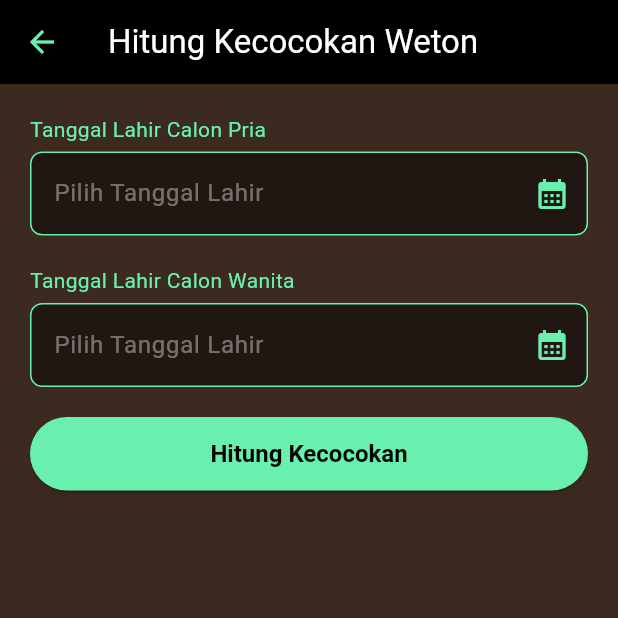
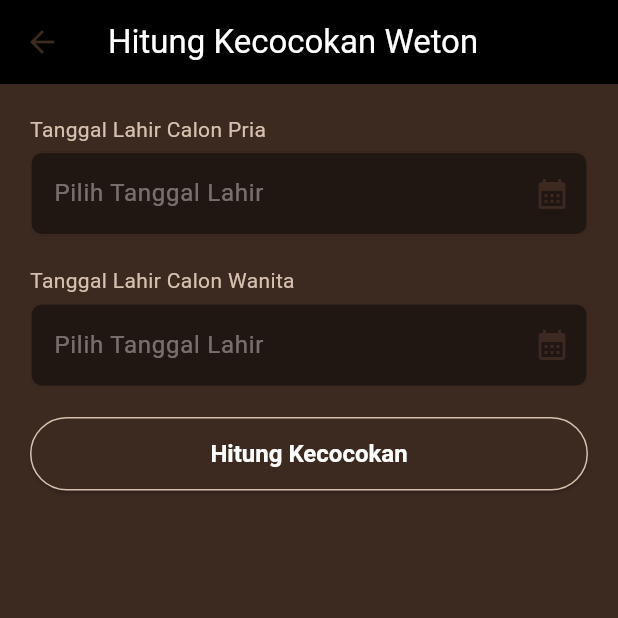
Before and after one commit to farelkurniawan/Tugas-3-Pemrograman-Aplikasi-Mobile, a Flutter app: the HitungWetonScreen screen opened directly, on a phone screen of 412 x 824 dp, the top half of it. Run offline on Flutter 3.47's test engine with Material 3 defaults, Android fonts, the phone set to English and light mode, and no system bars; our stand-ins replace cloud_firestore, firebase_core, google_fonts, shared_preferences; accounts and stored records are empty; Roboto replaces fonts that are missing (Philosopher).

Commit message:
benerin warnna hitungweton

```diff
--- a/aplikasi_persiapan_pernikahan/lib/hitung_weton_screen.dart
+++ b/aplikasi_persiapan_pernikahan/lib/hitung_weton_screen.dart
@@ -1,7 +1,5 @@
 import 'package:flutter/material.dart';
 
-/// Menghitung Weton Jawa dan kecocokan pasangan dari tanggal lahir.
-/// Stateful dipakai karena input dan hasil berubah saat pengguna berinteraksi.
 class HitungWetonScreen extends StatefulWidget {
   const HitungWetonScreen({super.key});
 
@@ -9,50 +7,36 @@ class HitungWetonScreen extends StatefulWidget {
   State<HitungWetonScreen> createState() => _HitungWetonScreenState();
 }
 
-/// Menyimpan input tanggal, neptu, dan hasil perhitungan halaman.
 class _HitungWetonScreenState extends State<HitungWetonScreen> {
-  // Map memudahkan pengambilan nilai neptu berdasarkan nama hari.
   final Map<String, int> nilaiHari = {
     'Senin': 4, 'Selasa': 3, 'Rabu': 7, 'Kamis': 8, 'Jumat': 6, 'Sabtu': 9, 'Minggu': 5
   };
-  // Nilai pasaran dijumlahkan dengan nilai hari untuk menghasilkan neptu.
   final Map<String, int> nilaiPasaran = {
     'Legi': 5, 'Pahing': 9, 'Pon': 7, 'Wage': 4, 'Kliwon': 8
   };
 
-  // Controller menampilkan tanggal yang dipilih dari date picker.
   final TextEditingController tglPriaController = TextEditingController();
   final TextEditingController tglWanitaController = TextEditingController();
 
-  // Menyimpan hasil seperti "Senin Legi"; kosong berarti belum memilih tanggal.
   String wetonPria = '';
   String wetonWanita = '';
-  // Nilai 0 menjadi penanda tanggal pihak tersebut belum dipilih.
   int neptuPria = 0;
   int neptuWanita = 0;
 
-  // Hasil kosong berarti kartu hasil belum ditampilkan.
   String hasilKecocokan = '';
   String deskripsiKecocokan = '';
   int totalNeptu = 0;
 
-  /// Mengubah tanggal Masehi menjadi hari, pasaran, dan neptu.
   void hitungWetonDariTanggal(DateTime date, bool isPria) {
-    // weekday bernilai 1..7, sedangkan indeks List dimulai dari 0.
     List<String> daftarHari = ['Senin', 'Selasa', 'Rabu', 'Kamis', 'Jumat', 'Sabtu', 'Minggu'];
     String hari = daftarHari[date.weekday - 1];
 
-    // UTC mencegah zona waktu perangkat mengubah selisih hari.
     DateTime acuan = DateTime.utc(1970, 1, 1);
     DateTime target = DateTime.utc(date.year, date.month, date.day);
 
-    // Selisih hari menjadi posisi tanggal dalam siklus pasaran.
     int selisihHari = target.difference(acuan).inDays;
-    // Urutan pasaran dimulai dari Wage sebagai indeks 0.
     List<String> daftarPasaran = ['Wage', 'Kliwon', 'Legi', 'Pahing', 'Pon'];
 
-    // % 5 memilih satu dari lima pasaran. Rumus ini juga aman untuk tanggal
-    // sebelum tahun 1970 karena hasil negatif dinormalkan ke indeks 0..4.
     int indeksPasaran = (selisihHari % 5 + 5) % 5;
     String pasaran = daftarPasaran[indeksPasaran];
 
@@ -66,14 +50,11 @@ class _HitungWetonScreenState extends State<HitungWetonScreen> {
         neptuWanita = nilaiHari[hari]! + nilaiPasaran[pasaran]!;
         tglWanitaController.text = "${date.day}/${date.month}/${date.year}";
       }
-      // Hasil lama dihapus agar tidak memakai kombinasi tanggal sebelumnya.
       hasilKecocokan = '';
     });
   }
 
-  /// Memetakan total neptu ke kategori kecocokan Primbon.
   void prosesKecocokan() {
-    // Kedua tanggal wajib dipilih sebelum perhitungan dijalankan.
     if (neptuPria == 0 || neptuWanita == 0) {
       ScaffoldMessenger.of(context).showSnackBar(
         const SnackBar(content: Text('Silakan pilih tanggal lahir kedua belah pihak terlebih dahulu!')),
@@ -83,10 +64,8 @@ class _HitungWetonScreenState extends State<HitungWetonScreen> {
 
     setState(() {
       totalNeptu = neptuPria + neptuWanita;
-      // % 8 menghasilkan sisa 0..7 untuk memilih kategori Primbon.
       int sisa = totalNeptu % 8;
 
-      // Setiap sisa memiliki nama dan deskripsi kecocokan.
       switch (sisa) {
         case 1:
           hasilKecocokan = "Pegat";
@@ -124,14 +103,12 @@ class _HitungWetonScreenState extends State<HitungWetonScreen> {
     });
   }
 
-  /// Membuat input tanggal yang sama untuk pria dan wanita.
   Widget buildDateInput(String label, TextEditingController controller, String infoWeton, bool isPria) {
     return Column(
       crossAxisAlignment: CrossAxisAlignment.start,
       children: [
-        Text(label, style: const TextStyle(color: Colors.greenAccent, fontSize: 14)),
+        Text(label, style: const TextStyle(color: Color(0xFFD7C0AE), fontSize: 14)),
         const SizedBox(height: 5),
-        // readOnly membuat tanggal hanya dipilih melalui date picker.
         TextField(
           controller: controller,
           readOnly: true,
@@ -141,23 +118,21 @@ class _HitungWetonScreenState extends State<HitungWetonScreen> {
             hintStyle: const TextStyle(color: Colors.white38),
             filled: true,
             fillColor: Colors.black45,
-            suffixIcon: const Icon(Icons.calendar_month, color: Colors.greenAccent),
-            enabledBorder: OutlineInputBorder(borderRadius: BorderRadius.circular(8), borderSide: const BorderSide(color: Colors.greenAccent)),
+            suffixIcon: const Icon(Icons.calendar_month, color: Color(0xFF3C2A21)),
+            enabledBorder: OutlineInputBorder(borderRadius: BorderRadius.circular(8), borderSide: const BorderSide(color: Color(0xFF3C2A21))),
             focusedBorder: OutlineInputBorder(borderRadius: BorderRadius.circular(8), borderSide: const BorderSide(color: Colors.white)),
           ),
           onTap: () async {
             DateTime? pickedDate = await showDatePicker(
               context: context,
-              initialDate: DateTime(2000), // Asumsi tahun lahir default
-              // Batas ini mencegah tanggal lahir di masa depan.
+              initialDate: DateTime(2000),
               firstDate: DateTime(1950),
-              lastDate: DateTime.now(), // Tidak boleh lahir di masa depan
+              lastDate: DateTime.now(),
               builder: (context, child) {
-                // Tema picker mengikuti warna halaman.
                 return Theme(
                   data: Theme.of(context).copyWith(
                     colorScheme: const ColorScheme.dark(
-                      primary: Colors.greenAccent, onPrimary: Colors.black, onSurface: Colors.white, surface: Color(0xFF3C2A21),
+                      primary: Color(0xFF3C2A21), onPrimary: Colors.white, onSurface: Colors.white, surface: Color(0xFF1E1511),
                     ),
                   ),
                   child: child!,
@@ -184,14 +159,12 @@ class _HitungWetonScreenState extends State<HitungWetonScreen> {
   @override
   Widget build(BuildContext context) {
     return Scaffold(
-      // Cokelat gelap menjadi latar konsisten dengan halaman aplikasi lain.
       backgroundColor: const Color(0xFF3C2A21),
       appBar: AppBar(
         title: const Text('Hitung Kecocokan Weton', style: TextStyle(color: Colors.white)),
         backgroundColor: Colors.black,
-        iconTheme: const IconThemeData(color: Colors.greenAccent),
+        iconTheme: const IconThemeData(color: Color(0xFF3C2A21)),
       ),
-      // ScrollView mencegah overflow pada layar kecil atau saat keyboard muncul.
       body: SingleChildScrollView(
         padding: const EdgeInsets.all(20.0),
         child: Column(
@@ -199,28 +172,25 @@ class _HitungWetonScreenState extends State<HitungWetonScreen> {
           children: [
             buildDateInput('Tanggal Lahir Calon Pria', tglPriaController, wetonPria, true),
             buildDateInput('Tanggal Lahir Calon Wanita', tglWanitaController, wetonWanita, false),
-
-            // Tombol menjalankan proses kecocokan setelah dua tanggal dipilih.
             ElevatedButton(
               style: ElevatedButton.styleFrom(
-                backgroundColor: Colors.greenAccent,
-                foregroundColor: Colors.black,
+                backgroundColor: const Color(0xFF3C2A21),
+                foregroundColor: Colors.white,
                 padding: const EdgeInsets.symmetric(vertical: 15),
                 textStyle: const TextStyle(fontSize: 16, fontWeight: FontWeight.bold),
+                side: const BorderSide(color: Color(0xFFD7C0AE), width: 1),
               ),
               onPressed: prosesKecocokan,
               child: const Text('Hitung Kecocokan'),
             ),
             const SizedBox(height: 30),
-
-            // Kartu hasil hanya muncul setelah perhitungan berhasil.
             if (hasilKecocokan.isNotEmpty)
               Container(
                 padding: const EdgeInsets.all(20),
                 decoration: BoxDecoration(
                   color: Colors.black45,
                   borderRadius: BorderRadius.circular(12),
-                  border: Border.all(color: Colors.greenAccent, width: 2),
+                  border: Border.all(color: const Color(0xFF3C2A21), width: 2),
                 ),
                 child: Column(
                   children: [
@@ -230,7 +200,7 @@ class _HitungWetonScreenState extends State<HitungWetonScreen> {
                     const SizedBox(height: 5),
                     Text(
                       hasilKecocokan,
-                      style: const TextStyle(color: Colors.greenAccent, fontSize: 28, fontWeight: FontWeight.bold, letterSpacing: 2),
+                      style: const TextStyle(color: Color(0xFFD7C0AE), fontSize: 28, fontWeight: FontWeight.bold, letterSpacing: 2),
                     ),
                     const SizedBox(height: 15),
                     Text(
--- a/aplikasi_persiapan_pernikahan/lib/konversi_weton_screen.dart
+++ b/aplikasi_persiapan_pernikahan/lib/konversi_weton_screen.dart
@@ -19,7 +19,7 @@ class WetonConverter {
     'Kliwon'
   ];
 
-  // Neptu (nilai) hari dalam hitungan Jawa
+  // Neptu (nilai)  masehi dalam hitungan Jawa
   static const Map<String, int> neptuHari = {
     'Senin': 4,
     'Selasa': 3,
@@ -30,7 +30,7 @@ class WetonConverter {
     'Minggu': 5,
   };
 
-  // Neptu pasaran
+  // Neptu pasaran dalam perhitungan kalender jawa
   static const Map<String, int> neptuPasaran = {
     'Legi': 5,
     'Pahing': 9,
```
